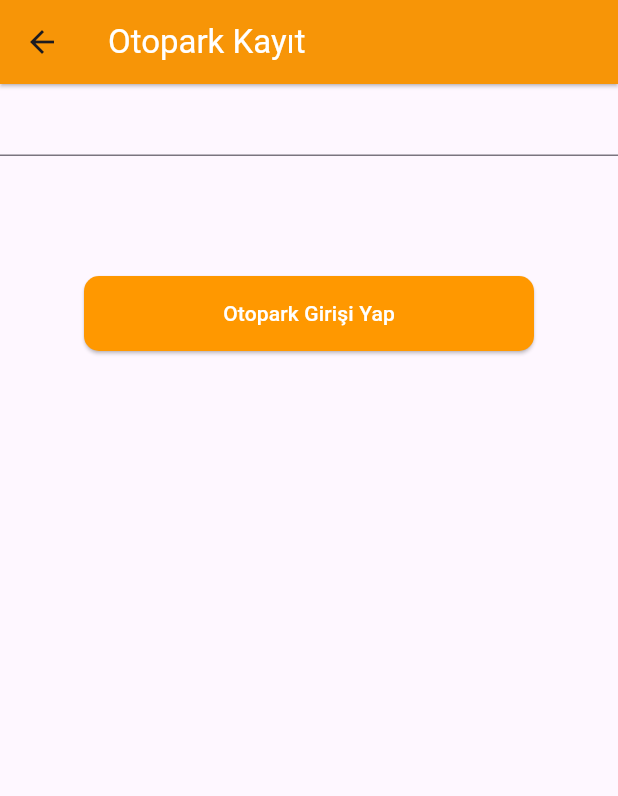
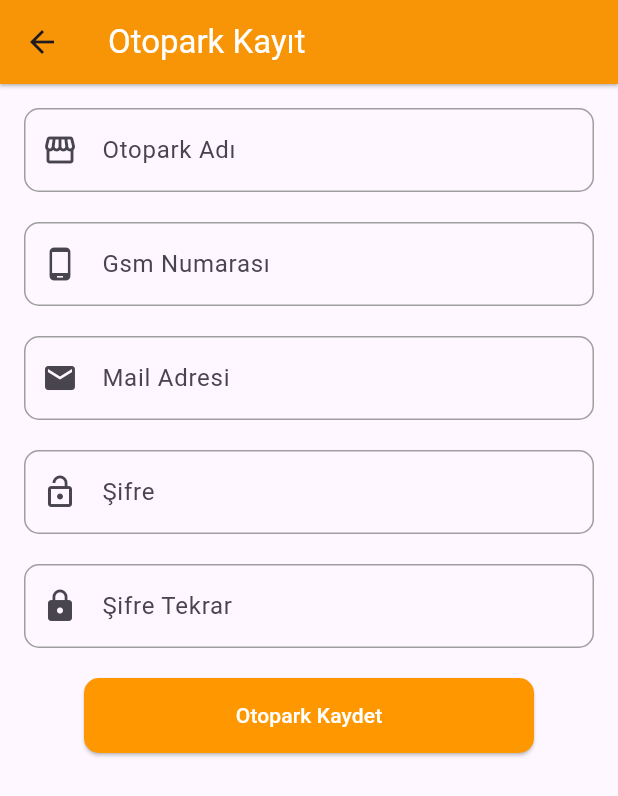
Before and after one commit to alpsarikisla/ValemMobileApplication, a Flutter app: the RegisterPage screen opened directly, on a phone screen of 412 x 824 dp. Shown: the top 796 px of the screen. Run offline on Flutter 3.47's test engine with Material 3 defaults, Android fonts, the phone set to English and light mode, and no system bars; our stand-ins replace hexcolor.

Commit message:
RegisterpageDesignCompleted

```diff
--- a/valem_application/lib/pages/register_page.dart
+++ b/valem_application/lib/pages/register_page.dart
@@ -22,11 +22,110 @@ class RegisterPage extends StatelessWidget {
 }
 
 Widget content(BuildContext context) {
-  return Column(
+  final TextEditingController _nameController = TextEditingController();
+  final TextEditingController _phoneController = TextEditingController();
+  final TextEditingController _mailController = TextEditingController();
+  final TextEditingController _passwordController = TextEditingController();
+  final TextEditingController _confirmPasswordController =
+      TextEditingController();
+  return Padding(
+      padding: const EdgeInsets.all(16.0),
+      child: SingleChildScrollView(
+        child: Column(
           children: [
-      const TextField(),
+            TextFormField(
+              controller: _nameController,
+              decoration: InputDecoration(
+                labelText: 'Otopark Adı',
+                prefixIcon: const Icon(Icons.storefront),
+                enabledBorder: OutlineInputBorder(
+                  borderSide: const BorderSide(color: Colors.grey),
+                  borderRadius: BorderRadius.circular(10),
+                ),
+                focusedBorder: OutlineInputBorder(
+                  borderSide: const BorderSide(color: Colors.grey),
+                  borderRadius: BorderRadius.circular(10),
+                ),
+              ),
+            ),
             const SizedBox(
-        height: 80,
+              height: 20,
+              width: double.infinity,
+            ),
+            TextFormField(
+              controller: _phoneController,
+              decoration: InputDecoration(
+                labelText: 'Gsm Numarası',
+                prefixIcon: const Icon(Icons.phone_android),
+                enabledBorder: OutlineInputBorder(
+                  borderSide: const BorderSide(color: Colors.grey),
+                  borderRadius: BorderRadius.circular(10),
+                ),
+                focusedBorder: OutlineInputBorder(
+                  borderSide: const BorderSide(color: Colors.grey),
+                  borderRadius: BorderRadius.circular(10),
+                ),
+              ),
+            ),
+            const SizedBox(
+              height: 20,
+              width: double.infinity,
+            ),
+            TextFormField(
+              controller: _mailController,
+              decoration: InputDecoration(
+                labelText: 'Mail Adresi',
+                prefixIcon: const Icon(Icons.mail),
+                enabledBorder: OutlineInputBorder(
+                  borderSide: const BorderSide(color: Colors.grey),
+                  borderRadius: BorderRadius.circular(10),
+                ),
+                focusedBorder: OutlineInputBorder(
+                  borderSide: const BorderSide(color: Colors.grey),
+                  borderRadius: BorderRadius.circular(10),
+                ),
+              ),
+            ),
+            const SizedBox(
+              height: 20,
+              width: double.infinity,
+            ),
+            TextFormField(
+              controller: _passwordController,
+              decoration: InputDecoration(
+                labelText: 'Şifre',
+                prefixIcon: const Icon(Icons.lock_open),
+                enabledBorder: OutlineInputBorder(
+                  borderSide: const BorderSide(color: Colors.grey),
+                  borderRadius: BorderRadius.circular(10),
+                ),
+                focusedBorder: OutlineInputBorder(
+                  borderSide: const BorderSide(color: Colors.grey),
+                  borderRadius: BorderRadius.circular(10),
+                ),
+              ),
+            ),
+            const SizedBox(
+              height: 20,
+              width: double.infinity,
+            ),
+            TextFormField(
+              controller: _confirmPasswordController,
+              decoration: InputDecoration(
+                labelText: 'Şifre Tekrar',
+                prefixIcon: const Icon(Icons.lock),
+                enabledBorder: OutlineInputBorder(
+                  borderSide: const BorderSide(color: Colors.grey),
+                  borderRadius: BorderRadius.circular(10),
+                ),
+                focusedBorder: OutlineInputBorder(
+                  borderSide: const BorderSide(color: Colors.grey),
+                  borderRadius: BorderRadius.circular(10),
+                ),
+              ),
+            ),
+            const SizedBox(
+              height: 20,
               width: double.infinity,
             ),
             ElevatedButton(
@@ -41,12 +140,13 @@ Widget content(BuildContext context) {
                     ),
                   )),
               child: const Text(
-          "Otopark Girişi Yap",
+                "Otopark Kaydet",
                 style: TextStyle(
                   color: Colors.white,
                 ),
               ),
             ),
           ],
-  );
+        ),
+      ));
 }
```
Also changed, not shown: valem_application/lib/pages/copilotregister.dart (added, +92 -0 lines). Lines whose indentation alone changed are shown as unchanged.
